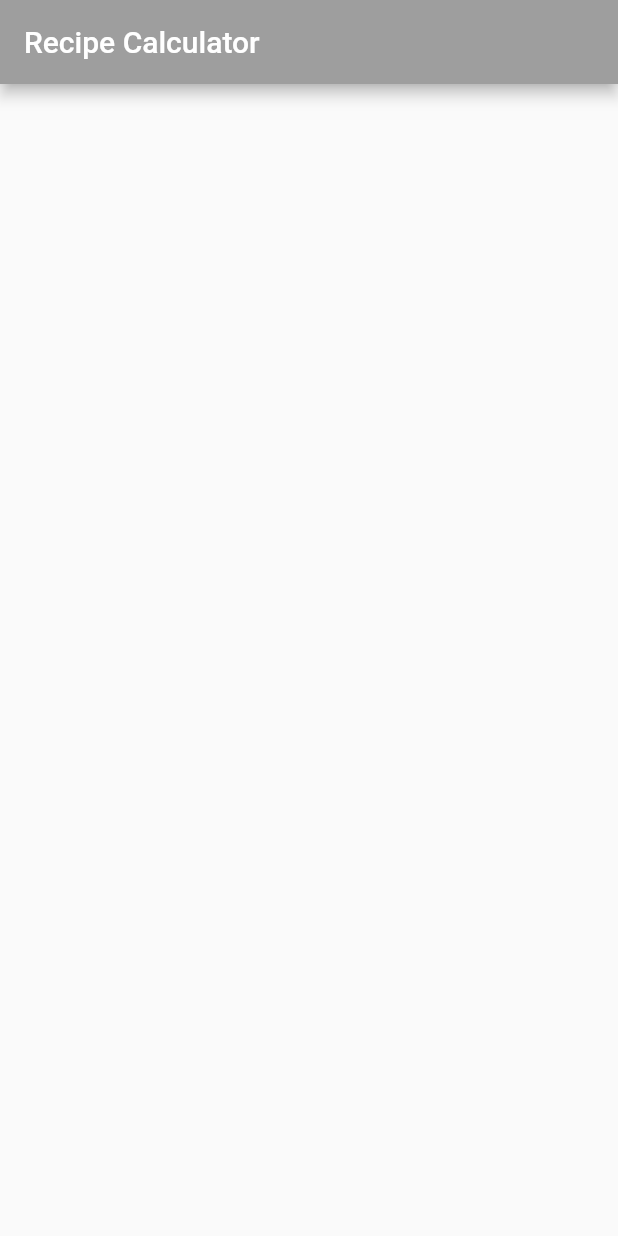
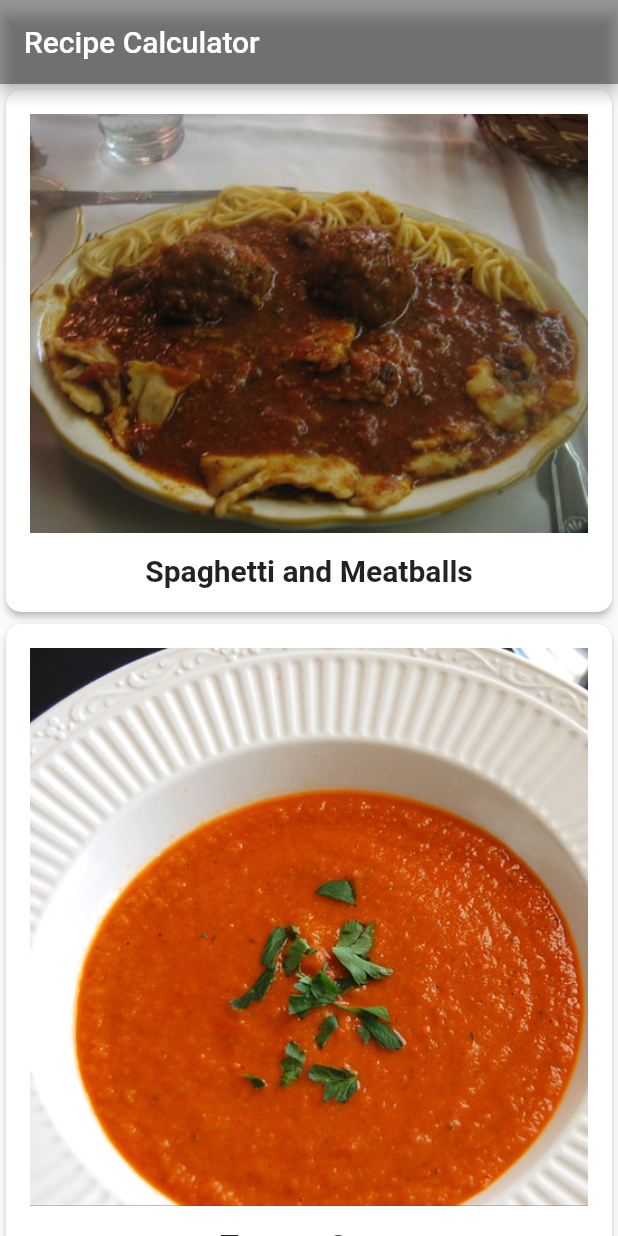
Before and after one commit to bengabo/recipes, a Flutter app: the screen it shows after launch, on a phone screen of 412 x 824 dp. Run offline on Flutter 3.47's test engine with Material 2 defaults, Android fonts, the phone set to English and light mode, and no system bars; Roboto replaces fonts that are missing (Palatine).

Commit message:
assets folder created with photos, recipe.dart class

```diff
--- a/lib/main.dart
+++ b/lib/main.dart
@@ -1,13 +1,14 @@
 import 'package:flutter/material.dart';
+import 'recipe.dart';
 
 void main() {
-  runApp(RecipeApp());
+  runApp(const RecipesApp());
 }
 
-class RecipeApp extends StatelessWidget {
-  final ThemeData theme = ThemeData();
+class RecipesApp extends StatelessWidget {
+  const RecipesApp({Key? key}) : super(key: key);
 
-  // 1 This widget is the root of your application.
+  // 1
   @override
   Widget build(BuildContext context) {
     // 2
@@ -16,47 +17,83 @@ class RecipeApp extends StatelessWidget {
     return MaterialApp(
       // 4
       title: 'Recipe Calculator',
-      //5
+      // 5
       theme: theme.copyWith(
         colorScheme: theme.colorScheme.copyWith(
-          primary: Colors.grey,
-          secondary: Colors.black
+            primary: Colors.black38,
+            secondary: Colors.orangeAccent
         ),
       ),
-      home: MyHomePage(title: 'Recipe Calculator'),
+      // 6
+      home: const MyHomePage(title: 'Recipe Calculator'),
     );
   }
 }
 
 class MyHomePage extends StatefulWidget {
-  MyHomePage({Key? key, required this.title}) : super(key: key);
-
-  // This widget is the home page of your application. It is stateful, meaning
-  // that it has a State object (defined below) that contains fields that affect
-  // how it looks.
-
-  // This class is the configuration for the state. It holds the values (in this
-  // case the title) provided by the parent (in this case the App widget) and
-  // used by the build method of the State. Fields in a Widget subclass are
-  // always marked "final".
+  const MyHomePage({Key? key, required this.title}) : super(key: key);
 
   final String title;
 
   @override
-  _MyHomePageState createState() => _MyHomePageState();
+  State<MyHomePage> createState() => _MyHomePageState();
 }
 
 class _MyHomePageState extends State<MyHomePage> {
   @override
   Widget build(BuildContext context) {
-    // TODO: implement build
+    // 1
     return Scaffold(
+      // 2
       appBar: AppBar(
         title: Text(widget.title),
       ),
+      // 3
       body: SafeArea(
-        child: Container(),
+        // 4
+        child: ListView.builder(
+          // 5
+          itemCount: Recipe.samples.length,
+          // 6
+          itemBuilder: (BuildContext context, int index) {
+            // 7
+            // TODO: Add GestureDetector
+            return buildRecipeCard(Recipe.samples[index]);
+          },
+        ),
       ),
     );
   }
+
+  Widget buildRecipeCard(Recipe recipe) {
+    return Card(
+      // 1
+      elevation: 2.0,
+      // 2
+      shape: RoundedRectangleBorder(
+        borderRadius: BorderRadius.circular(10.0)),
+      // 3
+      child: Padding(
+        padding: const EdgeInsets.all(16.0),
+        // 4
+        child: Column(
+        children: <Widget>[
+          Image(image: AssetImage(recipe.imageUrl)),
+          // 5
+          const SizedBox(
+            height: 14.0,
+          ),
+          // 6
+          Text(
+            recipe.label,
+            style: const TextStyle(
+              fontSize: 20,
+              fontWeight: FontWeight.w700,
+              fontFamily: 'Palatine'
+            ),
+          )
+        ],
+      ),
+    ));
+  }
 }
--- /dev/null
+++ b/lib/recipe.dart
@@ -0,0 +1,39 @@
+class Recipe {
+  String label;
+  String imageUrl;
+  // TODO: Add servings and ingredients here
+
+  // Constructor
+  Recipe(this.label, this.imageUrl);
+
+// TODO: Add List<Recipe> here
+
+  static List<Recipe> samples = [
+    Recipe(
+      'Spaghetti and Meatballs',
+      'assets/2126711929_ef763de2b3_w.jpg',
+    ),
+    Recipe(
+      'Tomato Soup',
+      'assets/27729023535_a57606c1be.jpg',
+    ),
+    Recipe(
+      'Grilled Cheese',
+      'assets/3187380632_5056654a19_b.jpg',
+    ),
+    Recipe(
+      'Chocolate Chip Cookies',
+      'assets/15992102771_b92f4cc00a_b.jpg',
+    ),
+    Recipe(
+      'Taco Salad',
+      'assets/8533381643_a31a99e8a6_c.jpg',
+    ),
+    Recipe(
+      'Hawaiian Pizza',
+      'assets/15452035777_294cefced5_c.jpg',
+    ),
+  ];
+}
+
+// TODO: Add Ingredient() here
--- a/pubspec.yaml
+++ b/pubspec.yaml
@@ -45,9 +45,8 @@ flutter:
   uses-material-design: true
 
   # To add assets to your application, add an assets section, like this:
-  # assets:
-  #   - images/a_dot_burr.jpeg
-  #   - images/a_dot_ham.jpeg
+  assets:
+    - assets/
 
   # An image asset can refer to one or more resolution-specific "variants", see
   # https://flutter.dev/assets-and-images/#resolution-aware.
```
Also changed, not shown: assets/15452035777_294cefced5_c.jpg (added), assets/15992102771_b92f4cc00a_b.jpg (added), assets/2126711929_ef763de2b3_w.jpg (added), assets/27729023535_a57606c1be.jpg (added), assets/3187380632_5056654a19_b.jpg (added), assets/8533381643_a31a99e8a6_c.jpg (added), assets/fonts/Proxima-Nova_Alt-Bold.otf (added), assets/fonts/Proxima-Nova_Alt-Light.otf (added), assets/fonts/Proxima-Nova_Alt-Thin.otf (added), assets/fonts/Proxima-Nova_Black.otf (added), assets/fonts/Proxima-Nova_Bold.otf (added), assets/fonts/Proxima-Nova_Extrabold.otf (added), assets/fonts/Proxima-Nova_Regular.otf (added), assets/fonts/Proxima-Nova_Thin.otf (added), 1 other file.
